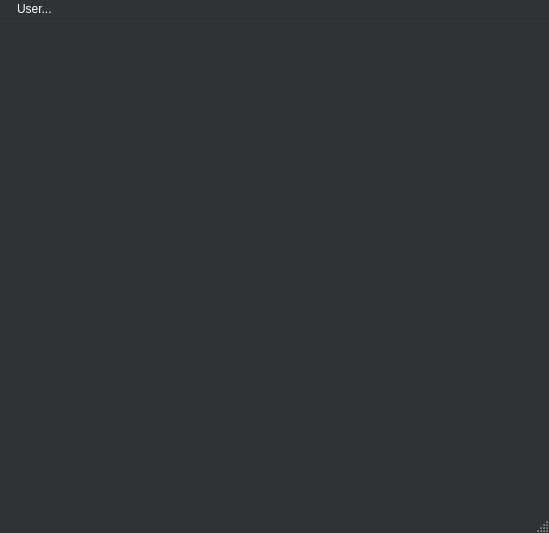
This is mainwindow.ui in Sollerus/QT_Lab_6-7 as Qt 5 draws it before an edit. The edited form follows.
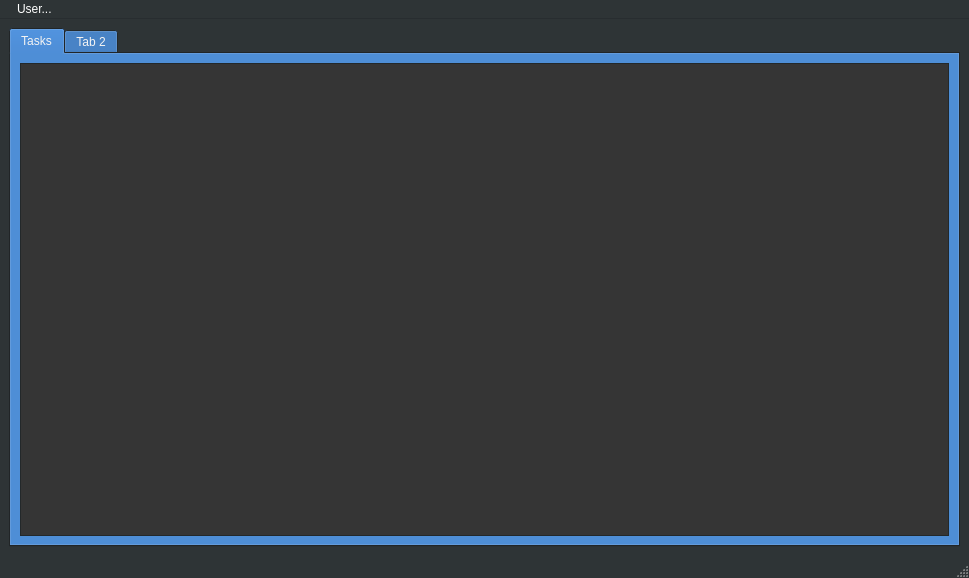
This is the edited form.

Commit message: Task query add

Patch:
```diff
--- a/mainwindow.ui
+++ b/mainwindow.ui
@@ -6,8 +6,8 @@
    <rect>
     <x>0</x>
     <y>0</y>
-    <width>549</width>
-    <height>533</height>
+    <width>969</width>
+    <height>578</height>
    </rect>
   </property>
   <property name="palette">
@@ -455,13 +455,54 @@
   <property name="windowTitle">
    <string>MainWindow</string>
   </property>
-  <widget class="QWidget" name="centralwidget"/>
+  <widget class="QWidget" name="centralwidget">
+   <layout class="QVBoxLayout" name="verticalLayout">
+    <item>
+     <widget class="QTabWidget" name="tabWidget">
+      <property name="accessibleName">
+       <string/>
+      </property>
+      <property name="accessibleDescription">
+       <string/>
+      </property>
+      <property name="layoutDirection">
+       <enum>Qt::LeftToRight</enum>
+      </property>
+      <property name="tabPosition">
+       <enum>QTabWidget::North</enum>
+      </property>
+      <property name="currentIndex">
+       <number>0</number>
+      </property>
+      <widget class="QWidget" name="TasksTab">
+       <attribute name="title">
+        <string>Tasks</string>
+       </attribute>
+       <layout class="QVBoxLayout" name="verticalLayout_2">
+        <item>
+         <widget class="QTableWidget" name="tasksTableWidget">
+          <property name="sortingEnabled">
+           <bool>true</bool>
+          </property>
+         </widget>
+        </item>
+       </layout>
+      </widget>
+      <widget class="QWidget" name="tab_2">
+       <attribute name="title">
+        <string>Tab 2</string>
+       </attribute>
+      </widget>
+     </widget>
+    </item>
+   </layout>
+  </widget>
   <widget class="QMenuBar" name="menubar">
    <property name="geometry">
     <rect>
      <x>0</x>
      <y>0</y>
-     <width>549</width>
+     <width>969</width>
      <height>22</height>
     </rect>
    </property>
```
The commit also changes 4 other files.
